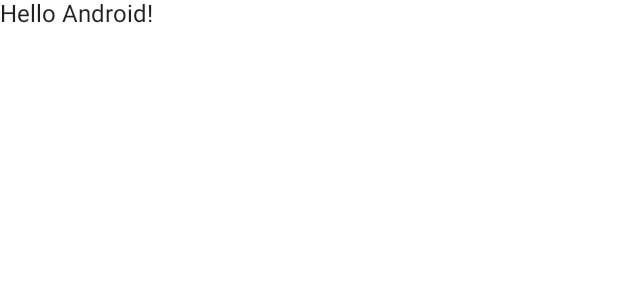
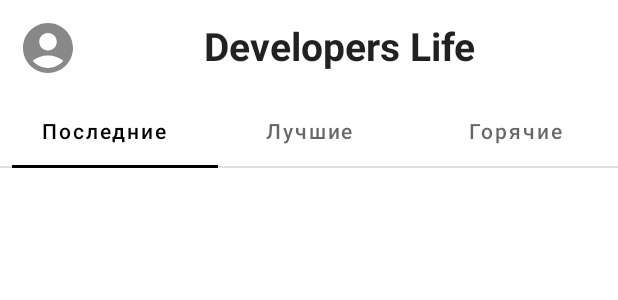
Before and after one commit to mikhailrusin/rusin, an Android app built with Jetpack Compose: the @Preview function DefaultPreview, on a phone screen of 412 x 824 dp. Shown: the top 300 px of the screen. Run offline under Robolectric (Android 15) with nearby library versions, the phone set to English and light mode, and no system bars; our stand-ins replace accompanist.

Commit message:
Сверстал главную страницу

```diff
--- a/app/build.gradle
+++ b/app/build.gradle
@@ -65,4 +65,8 @@ dependencies {
     implementation "androidx.lifecycle:lifecycle-viewmodel-ktx:$lifecycle_version"
     // ViewModel utilities for Compose
     implementation "androidx.lifecycle:lifecycle-viewmodel-compose:$lifecycle_version"
+
+    // Accompanist
+    implementation "com.google.accompanist:accompanist-pager:0.14.0" // Pager
+    implementation "com.google.accompanist:accompanist-pager-indicators:0.14.0" // Pager Indicators
 }
--- a/app/src/main/java/com/example/rusin/MainActivity.kt
+++ b/app/src/main/java/com/example/rusin/MainActivity.kt
@@ -3,13 +3,24 @@ package com.example.rusin
 import android.os.Bundle
 import androidx.activity.ComponentActivity
 import androidx.activity.compose.setContent
-import androidx.compose.foundation.layout.fillMaxSize
-import androidx.compose.material.MaterialTheme
-import androidx.compose.material.Surface
+import androidx.compose.foundation.layout.Row
+import androidx.compose.foundation.layout.fillMaxWidth
+import androidx.compose.foundation.layout.padding
+import androidx.compose.foundation.layout.size
+import androidx.compose.material.Icon
 import androidx.compose.material.Text
+import androidx.compose.material.icons.Icons
+import androidx.compose.material.icons.rounded.AccountCircle
 import androidx.compose.runtime.Composable
+import androidx.compose.ui.Alignment
 import androidx.compose.ui.Modifier
+import androidx.compose.ui.graphics.Color
+import androidx.compose.ui.text.font.FontWeight
+import androidx.compose.ui.text.style.TextAlign
 import androidx.compose.ui.tooling.preview.Preview
+import androidx.compose.ui.unit.dp
+import androidx.compose.ui.unit.sp
+import com.example.rusin.ui.screens.MainScreen
 import com.example.rusin.ui.theme.RusinTheme
 
 class MainActivity : ComponentActivity() {
@@ -17,24 +28,54 @@ class MainActivity : ComponentActivity() {
         super.onCreate(savedInstanceState)
         setContent {
             RusinTheme {
-                // A surface container using the 'background' color from the theme
-                Surface(modifier = Modifier.fillMaxSize(), color = MaterialTheme.colors.background) {
-                    Greeting("Android")
-                }
+                MainScreen()
             }
         }
     }
 }
 
+
 @Composable
-fun Greeting(name: String) {
-    Text(text = "Hello $name!")
+fun ScreenOne() {
+    // todo
+}
+
+@Composable
+fun ScreenTwo() {
+    // todo
+}
+
+@Composable
+fun ScreenThree() {
+    // todo
+}
+
+@Composable
+fun TopBar(modifier: Modifier = Modifier) {
+    Row(
+        modifier = modifier
+            .padding(12.dp), verticalAlignment = Alignment.CenterVertically
+    ) {
+        Icon(
+            Icons.Rounded.AccountCircle,
+            contentDescription = "User avatar",
+            modifier = Modifier.size(40.dp),
+            tint = Color.Gray
+        )
+        Text(
+            text = "Developers Life",
+            modifier = Modifier.fillMaxWidth(),
+            textAlign = TextAlign.Center,
+            fontSize = 26.sp,
+            fontWeight = FontWeight.Bold
+        )
+    }
 }
 
 @Preview(showBackground = true)
 @Composable
 fun DefaultPreview() {
     RusinTheme {
-        Greeting("Android")
+        MainScreen()
     }
 }
--- /dev/null
+++ b/app/src/main/java/com/example/rusin/ui/screens/MainScreen.kt
@@ -0,0 +1,85 @@
+package com.example.rusin.ui.screens
+
+import androidx.compose.foundation.layout.Column
+import androidx.compose.foundation.layout.fillMaxSize
+import androidx.compose.foundation.layout.padding
+import androidx.compose.material.*
+import androidx.compose.runtime.Composable
+import androidx.compose.runtime.rememberCoroutineScope
+import androidx.compose.ui.Modifier
+import androidx.compose.ui.graphics.Color
+import androidx.compose.ui.tooling.preview.Preview
+import androidx.compose.ui.unit.dp
+import com.example.rusin.TopBar
+import com.google.accompanist.pager.*
+import kotlinx.coroutines.launch
+
+@OptIn(ExperimentalPagerApi::class)
+@Composable
+fun MainScreen(modifier: Modifier = Modifier) {
+    val tabs = listOf(TabItem.Latest, TabItem.Best, TabItem.Hot)
+    val pagerState = rememberPagerState(pageCount = tabs.size)
+
+    Surface(modifier = modifier.fillMaxSize(), color = MaterialTheme.colors.background) {
+        Scaffold(
+            topBar = { TopBar() }
+        ) {
+            Column {
+                Tabs(tabs, pagerState)
+                TabsContent(tabs, pagerState)
+            }
+        }
+    }
+}
+
+@OptIn(ExperimentalPagerApi::class, ExperimentalMaterialApi::class)
+@Composable
+fun Tabs(tabs: List<TabItem>, pagerState: PagerState, modifier: Modifier = Modifier) {
+    val scope = rememberCoroutineScope()
+    TabRow(
+        selectedTabIndex = pagerState.currentPage,
+        backgroundColor = Color.White,
+        indicator = { pos ->
+            TabRowDefaults.Indicator(
+                Modifier
+                    .padding(horizontal = 8.dp)
+                    .pagerTabIndicatorOffset(
+                        pagerState,
+                        pos
+                    )
+            )
+        }) {
+        tabs.forEachIndexed { index, tab ->
+            Tab(
+                selected = pagerState.currentPage == index,
+                onClick = {
+                    scope.launch {
+                        pagerState.animateScrollToPage(index)
+                    }
+                },
+                text = { Text(tab.title) }
+            )
+        }
+    }
+}
+
+@OptIn(ExperimentalPagerApi::class)
+@Composable
+fun TabsContent(tabs: List<TabItem>, pagerState: PagerState) {
+    HorizontalPager(state = pagerState) { page ->
+        tabs[page].screen()
+    }
+}
+
+@ExperimentalPagerApi
+@Preview(showBackground = true)
+@Composable
+fun TabsPreview() {
+    val tabs = listOf(
+        TabItem.Latest,
+        TabItem.Best,
+        TabItem.Hot
+    )
+    val pagerState = rememberPagerState(tabs.size)
+    Tabs(tabs = tabs, pagerState = pagerState)
+}
--- /dev/null
+++ b/app/src/main/java/com/example/rusin/ui/screens/TabItem.kt
@@ -0,0 +1,12 @@
+package com.example.rusin.ui.screens
+
+import androidx.compose.runtime.Composable
+import com.example.rusin.ScreenOne
+import com.example.rusin.ScreenThree
+import com.example.rusin.ScreenTwo
+
+sealed class TabItem(val title: String, val screen: @Composable () -> Unit) {
+    object Latest : TabItem("Последние", { ScreenOne() })
+    object Best : TabItem("Лучшие", { ScreenTwo() })
+    object Hot : TabItem("Горячие", { ScreenThree() })
+}
```
